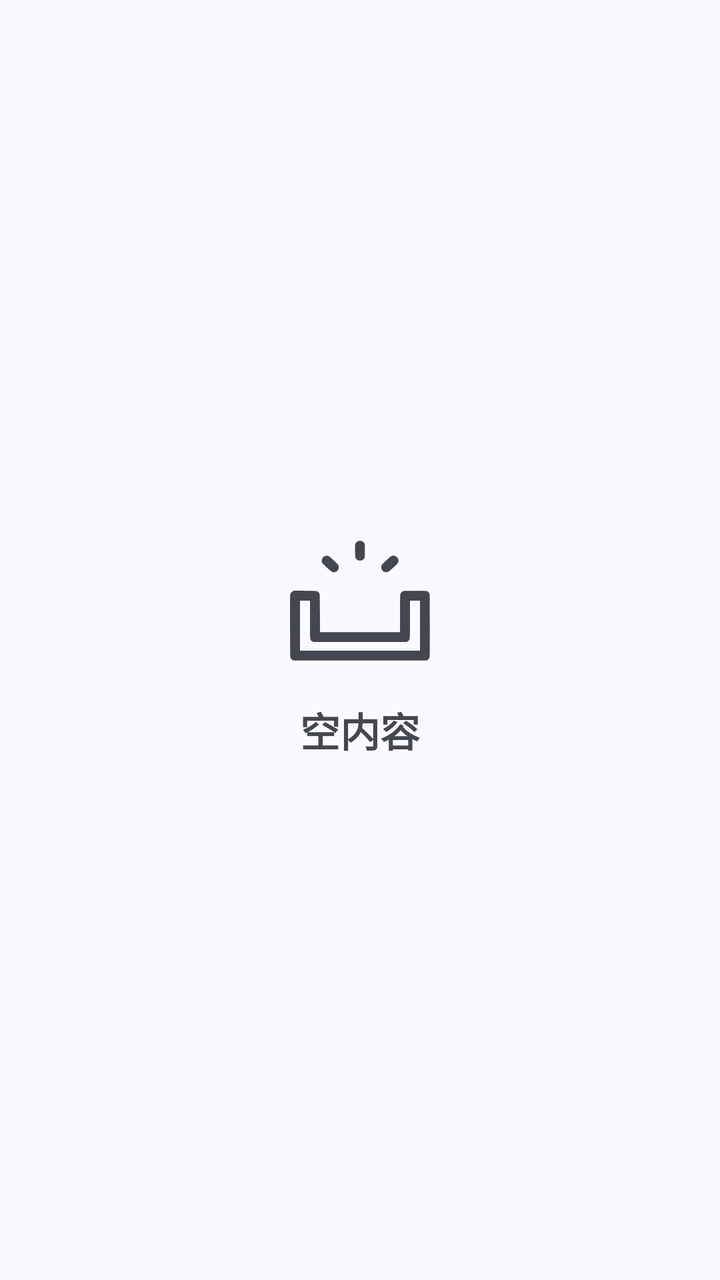
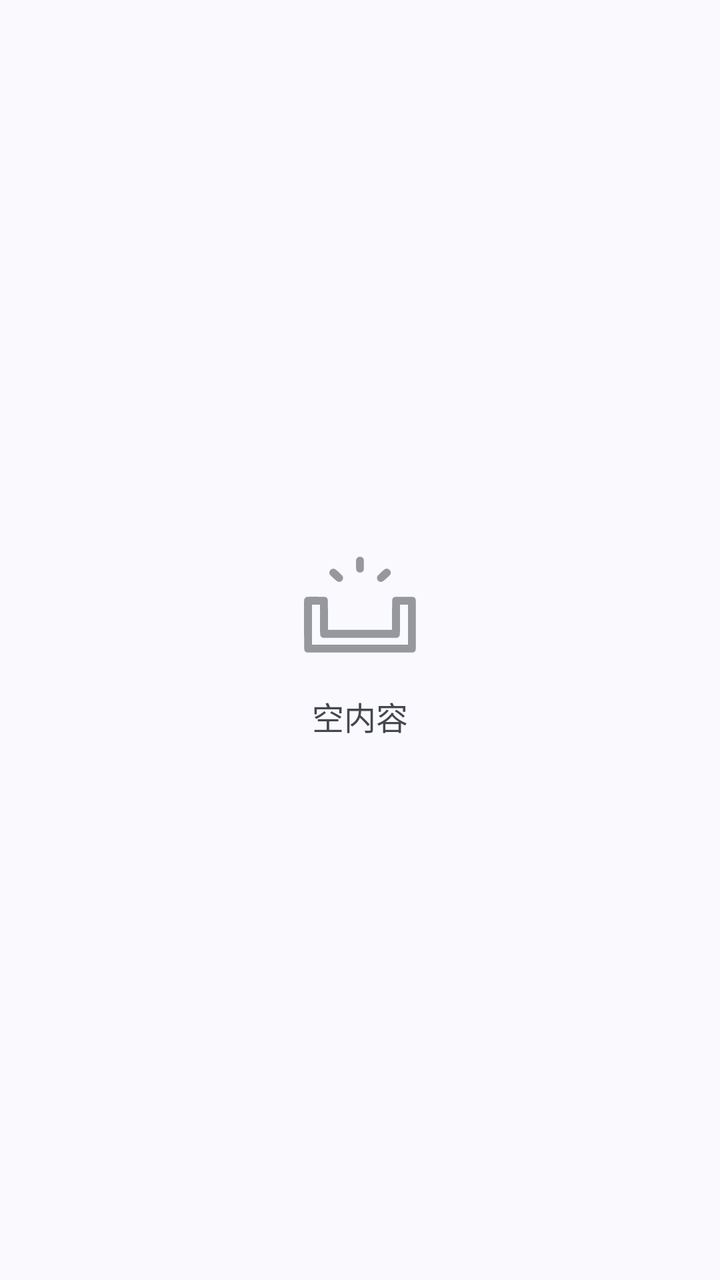

The first picture is an Android layout as it rendered before a commit; the second is the same layout after the commit. The layout source and the unified diff follow.
<!-- AndroidManifest.xml: application theme Theme.HikariNovel -->
<!-- res/layout/view_empty.xml -->
<?xml version="1.0" encoding="utf-8"?>
<LinearLayout xmlns:android="http://schemas.android.com/apk/res/android"
    android:orientation="vertical"
    android:layout_width="match_parent"
    android:layout_height="match_parent"
    android:gravity="center">

    <ImageView
        android:layout_width="80dp"
        android:layout_height="80dp"
        android:src="@drawable/ic_empty"
        android:contentDescription="@null" />
    <TextView
        android:layout_marginTop="10dp"
        android:layout_width="wrap_content"
        android:layout_height="wrap_content"
        android:textStyle="bold"
        android:textSize="20sp"
        android:text="@string/empty_content"/>

</LinearLayout>
<!-- resources referenced by this layout -->
<resources>
  <style name="Base.Theme.HikariNovel" parent="Theme.Material3.DynamicColors.DayNight.NoActionBar">
          
  
      </style>
  <!-- unchanged entries left out for length: 3 -->
</resources>

<!-- the commit's change to res/layout/view_empty.xml (unified diff, before → after) -->
@@ -1,21 +1,23 @@
 <?xml version="1.0" encoding="utf-8"?>
 <LinearLayout xmlns:android="http://schemas.android.com/apk/res/android"
+    xmlns:app="http://schemas.android.com/apk/res-auto"
     android:orientation="vertical"
     android:layout_width="match_parent"
     android:layout_height="match_parent"
     android:gravity="center">
 
     <ImageView
-        android:layout_width="80dp"
-        android:layout_height="80dp"
+        android:layout_width="64dp"
+        android:layout_height="64dp"
+        android:alpha="0.55"
         android:src="@drawable/ic_empty"
+        app:tint="?attr/colorOnSurfaceVariant"
         android:contentDescription="@null" />
     <TextView
-        android:layout_marginTop="10dp"
+        android:layout_marginTop="12dp"
         android:layout_width="wrap_content"
         android:layout_height="wrap_content"
-        android:textStyle="bold"
-        android:textSize="20sp"
+        style="@style/TextAppearance.GalIsland.EmptyTitle"
         android:text="@string/empty_content"/>
 
 </LinearLayout>
<!-- resource entries referenced after the edit -->
@@ -1,9 +1,136 @@
 <!-- resources referenced by this layout -->
 <resources>
+  <style name="TextAppearance.GalIsland.EmptyTitle" parent="TextAppearance.Material3.TitleMedium">
+          <item name="android:textSize">16sp</item>
+          <item name="android:textColor">?attr/colorOnSurfaceVariant</item>
+          <item name="android:letterSpacing">0</item>
+      </style>
   <style name="Base.Theme.HikariNovel" parent="Theme.Material3.DynamicColors.DayNight.NoActionBar">
           
   
+          
+          <item name="shapeAppearanceSmallComponent">@style/ShapeAppearance.GalIsland.Small</item>
+          <item name="shapeAppearanceMediumComponent">@style/ShapeAppearance.GalIsland.Medium</item>
+          <item name="shapeAppearanceLargeComponent">@style/ShapeAppearance.GalIsland.Large</item>
+          <item name="materialCardViewStyle">@style/Widget.GalIsland.CardView</item>
+          <item name="materialButtonStyle">@style/Widget.GalIsland.Button</item>
+          <item name="chipStyle">@style/Widget.GalIsland.Chip</item>
+          <item name="tabStyle">@style/Widget.GalIsland.TabLayout</item>
+          <item name="toolbarStyle">@style/Widget.GalIsland.Toolbar</item>
+          <item name="sliderStyle">@style/Widget.GalIsland.Slider</item>
+          <item name="textInputStyle">@style/Widget.GalIsland.TextInputLayout.OutlinedBox</item>
+          <item name="snackbarStyle">@style/Widget.GalIsland.Snackbar</item>
+          <item name="snackbarTextViewStyle">@style/Widget.GalIsland.Snackbar.TextView</item>
+          <item name="materialAlertDialogTheme">@style/ThemeOverlay.GalIsland.MaterialAlertDialog</item>
       </style>
+  <style name="ShapeAppearance.GalIsland.Small" parent="">
+          <item name="cornerFamily">rounded</item>
+          <item name="cornerSize">7dp</item>
+      </style>
+  <style name="ShapeAppearance.GalIsland.Medium" parent="">
+          <item name="cornerFamily">rounded</item>
+          <item name="cornerSize">8dp</item>
+      </style>
+  <style name="ShapeAppearance.GalIsland.Large" parent="">
+          <item name="cornerFamily">rounded</item>
+          <item name="cornerSize">10dp</item>
+      </style>
+  <style name="Widget.GalIsland.CardView" parent="Widget.Material3.CardView.Filled">
+          <item name="cardBackgroundColor">?attr/colorSurface</item>
+          <item name="cardBackgroundColor">?attr/colorSurface</item>
+          <item name="cardCornerRadius">8dp</item>
+          <item name="cardElevation">0dp</item>
+          <item name="strokeWidth">1dp</item>
+          <item name="strokeColor">?attr/colorOutlineVariant</item>
+      </style>
+  <style name="Widget.GalIsland.Button" parent="Widget.Material3.Button">
+          <item name="shapeAppearance">@style/ShapeAppearance.GalIsland.Small</item>
+          <item name="android:textAppearance">@style/TextAppearance.GalIsland.Button</item>
+          <item name="android:minHeight">40dp</item>
+      </style>
+  <style name="Widget.GalIsland.Chip" parent="Widget.Material3.Chip.Assist">
+          <item name="shapeAppearance">@style/ShapeAppearance.GalIsland.Tag</item>
+          <item name="chipMinHeight">24dp</item>
+          <item name="chipStrokeWidth">1dp</item>
+          <item name="chipStrokeColor">?attr/colorOutlineVariant</item>
+          <item name="chipBackgroundColor">?attr/colorSurfaceContainerHigh</item>
+          <item name="android:textColor">?attr/colorOnSurfaceVariant</item>
+          <item name="android:textAppearance">@style/TextAppearance.GalIsland.Tag</item>
+          <item name="chipIconVisible">false</item>
+          <item name="ensureMinTouchTargetSize">false</item>
+      </style>
+  <style name="Widget.GalIsland.TabLayout" parent="Widget.Material3.TabLayout">
+          <item name="tabIndicatorColor">?attr/colorPrimary</item>
+          <item name="tabIndicatorHeight">3dp</item>
+          <item name="tabIndicatorFullWidth">false</item>
+          <item name="tabSelectedTextColor">?attr/colorPrimary</item>
+          <item name="tabTextColor">?attr/colorOnSurfaceVariant</item>
+          <item name="tabTextAppearance">@style/TextAppearance.GalIsland.Tab</item>
+          <item name="tabRippleColor">?attr/colorPrimaryContainer</item>
+      </style>
+  <style name="Widget.GalIsland.Toolbar" parent="Widget.Material3.Toolbar">
+          <item name="titleTextAppearance">@style/TextAppearance.GalIsland.Heading</item>
+          <item name="android:background">?attr/colorSurface</item>
+      </style>
+  <style name="Widget.GalIsland.Slider" parent="Widget.Material3.Slider">
+          <item name="trackHeight">4dp</item>
+          <item name="thumbRadius">8dp</item>
+          <item name="tickVisible">false</item>
+          <item name="haloRadius">16dp</item>
+      </style>
+  <style name="Widget.GalIsland.TextInputLayout.OutlinedBox" parent="Widget.Material3.TextInputLayout.OutlinedBox">
+          <item name="boxCornerRadiusTopStart">7dp</item>
+          <item name="boxCornerRadiusTopEnd">7dp</item>
+          <item name="boxCornerRadiusBottomStart">7dp</item>
+          <item name="boxCornerRadiusBottomEnd">7dp</item>
+          <item name="boxStrokeWidth">1dp</item>
+          <item name="boxStrokeWidthFocused">1.5dp</item>
+          <item name="boxStrokeColor">@color/galisland_box_stroke</item>
+          <item name="hintTextColor">?attr/colorPrimary</item>
+      </style>
+  <style name="Widget.GalIsland.Snackbar" parent="Widget.Material3.Snackbar">
+          <item name="backgroundTint">?attr/colorSurfaceContainerHigh</item>
+          <item name="shapeAppearance">@style/ShapeAppearance.GalIsland.Small</item>
+          <item name="android:textColor">?attr/colorOnSurface</item>
+      </style>
+  <style name="Widget.GalIsland.Snackbar.TextView" parent="Widget.Material3.Snackbar.TextView">
+          <item name="android:textColor">?attr/colorOnSurface</item>
+      </style>
+  <style name="ThemeOverlay.GalIsland.MaterialAlertDialog" parent="ThemeOverlay.Material3.MaterialAlertDialog">
+          <item name="shapeAppearanceMediumComponent">@style/ShapeAppearance.GalIsland.Medium</item>
+          <item name="materialAlertDialogTitleTextStyle">@style/TextAppearance.GalIsland.SectionTitle</item>
+      </style>
+  <style name="TextAppearance.GalIsland.Button" parent="TextAppearance.Material3.LabelLarge">
+          <item name="android:textSize">12sp</item>
+          <item name="android:textStyle">bold</item>
+          <item name="android:letterSpacing">0.01</item>
+      </style>
+  <style name="ShapeAppearance.GalIsland.Tag" parent="">
+          <item name="cornerFamily">rounded</item>
+          <item name="cornerSize">6dp</item>
+      </style>
+  <style name="TextAppearance.GalIsland.Tag" parent="TextAppearance.Material3.LabelSmall">
+          <item name="android:textSize">10sp</item>
+          <item name="android:letterSpacing">0</item>
+      </style>
+  <style name="TextAppearance.GalIsland.Tab" parent="TextAppearance.Material3.TitleSmall">
+          <item name="android:textSize">13sp</item>
+          <item name="android:textStyle">bold</item>
+          <item name="android:letterSpacing">0</item>
+      </style>
+  <style name="TextAppearance.GalIsland.Heading" parent="TextAppearance.Material3.TitleLarge">
+          <item name="android:textSize">@dimen/gi_text_heading</item>
+          <item name="android:textStyle">bold</item>
+          <item name="android:textColor">?attr/colorOnSurface</item>
+          <item name="android:letterSpacing">0</item>
+      </style>
+  <style name="TextAppearance.GalIsland.SectionTitle" parent="TextAppearance.Material3.TitleSmall">
+          <item name="android:textSize">13sp</item>
+          <item name="android:textStyle">bold</item>
+          <item name="android:textColor">?attr/colorOnSurface</item>
+          <item name="android:letterSpacing">0</item>
+      </style>
+  <dimen name="gi_text_heading">22sp</dimen>
   <!-- unchanged entries left out for length: 3 -->
 </resources>
 
